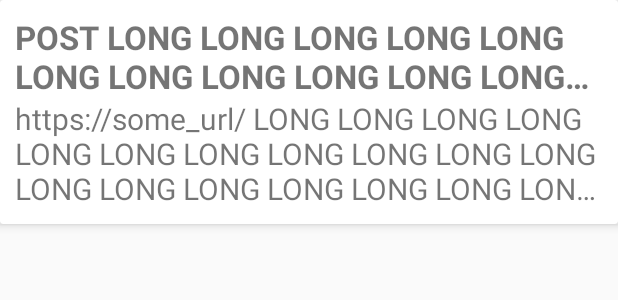
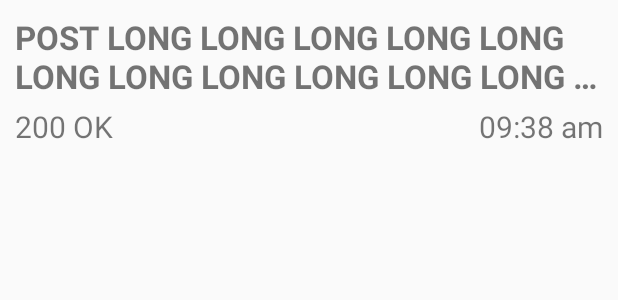
Before and after one commit to johnsonandjohnson/Guppy-Android, an Android app: the layout card_view_guppy_item.xml on its own in the app's theme, with its tools: preview values and no code run, on a phone screen of 412 x 824 dp. Shown: the top 300 px of the screen. Run offline under Robolectric (Android 15) with nearby library versions, the phone set to English and light mode, and no system bars.

Commit message:
Display request status code, message and timestamp instead of host name.

```diff
--- a/build.gradle
+++ b/build.gradle
@@ -37,6 +37,7 @@ allprojects {
         okhttp_version = "4.0.1"
         joda_version = "2.9.9"
         retrofit_version = "2.6.0"
+        androidx_constraint = "1.1.3"
     }
 }
 
--- a/guppy/build.gradle
+++ b/guppy/build.gradle
@@ -15,7 +15,7 @@ android {
         targetSdkVersion rootProject.ext.targetSdk
         versionCode 1
         versionName version
-        buildConfigField "int", "databaseVersion", "1"
+        buildConfigField "int", "databaseVersion", "2"
         testInstrumentationRunner "android.support.test.runner.AndroidJUnitRunner"
     }
 
@@ -55,12 +55,10 @@ dependencies {
     androidTestImplementation "androidx.test:runner:$testrunner_version"
     androidTestImplementation "androidx.test.espresso:espresso-core:$espresso_version"
 
-
-
     implementation "org.jetbrains.kotlin:kotlin-stdlib-jdk7:$kotlin_version"
-    implementation "androidx.cardview:cardview:$androidx_widgets"
     implementation "androidx.recyclerview:recyclerview:$androidx_widgets"
     implementation "androidx.appcompat:appcompat:$androidx_appcompat"
+    implementation "androidx.constraintlayout:constraintlayout:$androidx_constraint"
 
     //OkHTTP
     implementation "com.squareup.okhttp3:okhttp:$okhttp_version"
--- a/guppy/src/main/java/com/jnj/guppy/GuppyActivity.kt
+++ b/guppy/src/main/java/com/jnj/guppy/GuppyActivity.kt
@@ -44,7 +44,7 @@ abstract class GuppyActivity : AppCompatActivity(), ShakeAction {
     var dialogFragment: GuppyDialogFragment? = null
 
     override fun setSensors() {
-        sensorManager = getSystemService(Context.SENSOR_SERVICE) as SensorManager
+        sensorManager = getSystemService(Context.SENSOR_SERVICE) as? SensorManager?
         accelerometer = sensorManager?.getDefaultSensor(Sensor.TYPE_ACCELEROMETER)
         shakeDetector = ShakeDetector().apply {
             setOnShakeListener(shakeListener)
--- a/guppy/src/main/java/com/jnj/guppy/database/NetworkRequestContract.kt
+++ b/guppy/src/main/java/com/jnj/guppy/database/NetworkRequestContract.kt
@@ -30,5 +30,8 @@ object NetworkRequestContract {
         const val RESPONSE_CONTENT_LENGTH = "response_content_length"
         const val RESPONSE_HEADERS = "response_headers"
         const val RESPONSE_BODY = "response_body"
+        const val TIMESTAMP = "timestamp"
+        const val STATUS_MSG = "status_message"
+        const val STATUS_CODE = "status_code"
     }
 }
--- a/guppy/src/main/java/com/jnj/guppy/interceptor/GuppyInterceptor.kt
+++ b/guppy/src/main/java/com/jnj/guppy/interceptor/GuppyInterceptor.kt
@@ -244,6 +244,7 @@ constructor(
         val response: Response
         try {
             response = chain.proceed(request)
+            logger.logStatus(response.code)
         } catch (e: Exception) {
             logger.logResponseResult("<-- HTTP FAILED: $e")
             throw e
--- a/guppy/src/main/java/com/jnj/guppy/models/GuppyData.kt
+++ b/guppy/src/main/java/com/jnj/guppy/models/GuppyData.kt
@@ -40,5 +40,6 @@ data class GuppyData(
         val requestContentLength: String?, val requestHeaders: String,
         val requestBody: String?, val responseContentType: String?,
         val responseContentLength: String?, val responseResult: String?,
-        val responseHeaders: String, val responseBody: String?
+        val responseHeaders: String, val responseBody: String?, var statusMessage : String?, var statusCode : Int?,
+        val timestamp : Long
 )
--- /dev/null
+++ b/guppy/src/main/res/drawable/divider.xml
@@ -0,0 +1,6 @@
+<?xml version="1.0" encoding="utf-8"?>
+<shape xmlns:android="http://schemas.android.com/apk/res/android"
+    android:shape="rectangle">
+    <solid android:color="#8A8A8A" />
+    <size android:height=".5dp" />
+</shape>
--- a/guppy/src/main/res/layout/card_view_guppy_item.xml
+++ b/guppy/src/main/res/layout/card_view_guppy_item.xml
@@ -1,37 +1,48 @@
 <?xml version="1.0" encoding="utf-8"?>
-<androidx.cardview.widget.CardView xmlns:android="http://schemas.android.com/apk/res/android"
+<androidx.constraintlayout.widget.ConstraintLayout xmlns:android="http://schemas.android.com/apk/res/android"
     xmlns:app="http://schemas.android.com/apk/res-auto"
     xmlns:tools="http://schemas.android.com/tools"
     android:layout_width="match_parent"
     android:layout_height="wrap_content"
-    android:layout_marginBottom="10dp"
-    app:cardElevation="4dp">
+    android:padding="10dp"
+    android:background="?attr/selectableItemBackground"
+    android:clickable="true"
+    android:focusable="true">
 
-    <LinearLayout
-        android:layout_width="match_parent"
-        android:layout_height="match_parent"
-        android:orientation="vertical"
-        android:padding="10dp">
 
     <TextView
         android:id="@+id/request_type"
-            android:layout_width="wrap_content"
+        android:layout_width="match_parent"
         android:layout_height="wrap_content"
-            android:layout_marginEnd="5dp"
         android:ellipsize="end"
         android:maxLines="2"
         android:textSize="22sp"
         android:textStyle="bold"
+        app:layout_constraintTop_toTopOf="parent"
         tools:text="POST LONG LONG LONG LONG LONG LONG LONG LONG LONG LONG LONG LONG LONG LONG " />
 
     <TextView
-            android:id="@+id/request_host_url"
-            android:layout_width="match_parent"
+        android:id="@+id/request_status"
+        android:layout_width="wrap_content"
         android:layout_height="wrap_content"
         android:ellipsize="end"
+        android:layout_marginTop="5dp"
         android:maxLines="3"
         android:textSize="20sp"
-            tools:text="https://some_url/ LONG LONG LONG LONG LONG LONG LONG LONG LONG LONG LONG LONG LONG LONG LONG LONG LONG LONG LONG" />
-    </LinearLayout>
+        app:layout_constraintTop_toBottomOf="@id/request_type"
+        app:layout_constraintStart_toStartOf="parent"
+        tools:text="200 OK" />
 
-</androidx.cardview.widget.CardView>
+    <TextView
+        android:id="@+id/request_timestamp"
+        android:layout_width="wrap_content"
+        android:layout_height="wrap_content"
+        android:ellipsize="end"
+        android:layout_marginTop="5dp"
+        android:maxLines="3"
+        android:textSize="20sp"
+        app:layout_constraintTop_toBottomOf="@id/request_type"
+        app:layout_constraintEnd_toEndOf="parent"
+        tools:text="09:38 am" />
+
+</androidx.constraintlayout.widget.ConstraintLayout>
--- /dev/null
+++ b/guppy/src/main/res/values/colors.xml
@@ -0,0 +1,5 @@
+<?xml version="1.0" encoding="utf-8"?>
+<resources>
+    <color name="green_700">#388e3c</color>
+    <color name="red_700">#d32f2f</color>
+</resources>
```
Also changed, not shown: guppy/src/main/java/com/jnj/guppy/database/DatabaseHelper.kt (+11 -2 lines), guppy/src/main/java/com/jnj/guppy/interceptor/HttpStatus.kt (added, +96 -0 lines), guppy/src/main/java/com/jnj/guppy/interceptor/Logger.kt (+10 -0 lines), guppy/src/main/java/com/jnj/guppy/ui/GuppyDialogFragment.kt (+8 -0 lines), guppy/src/main/java/com/jnj/guppy/ui/GuppyRecyclerAdapter.kt (+27 -1 lines), 2 other files. Lines whose indentation alone changed are shown as unchanged.
